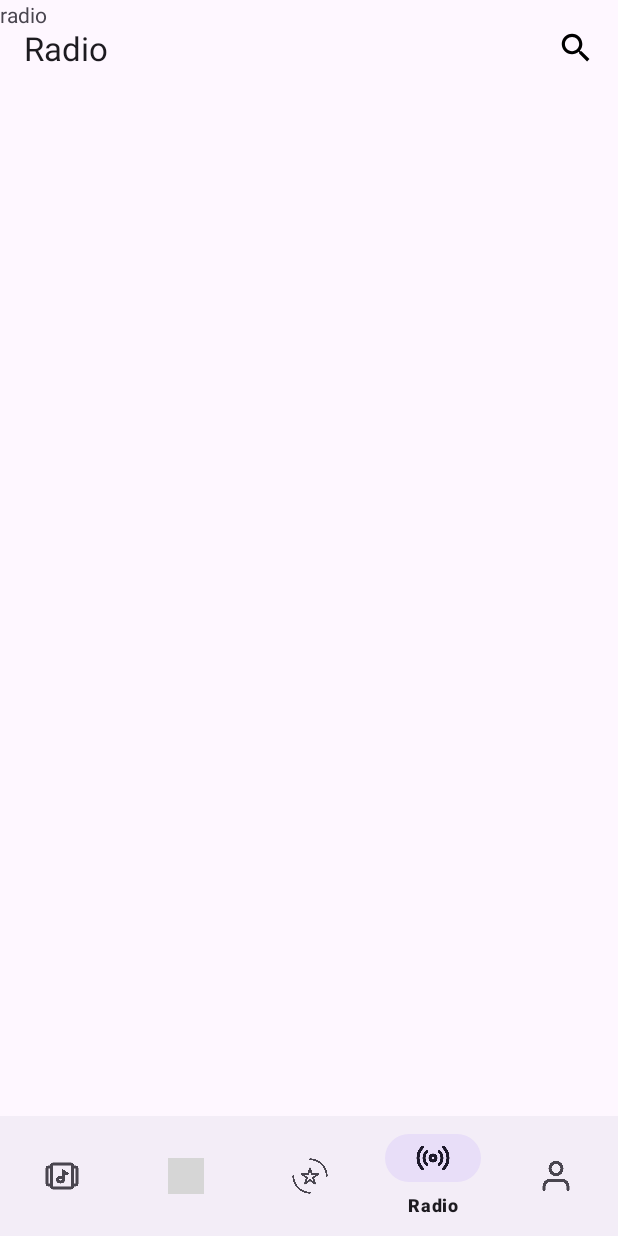
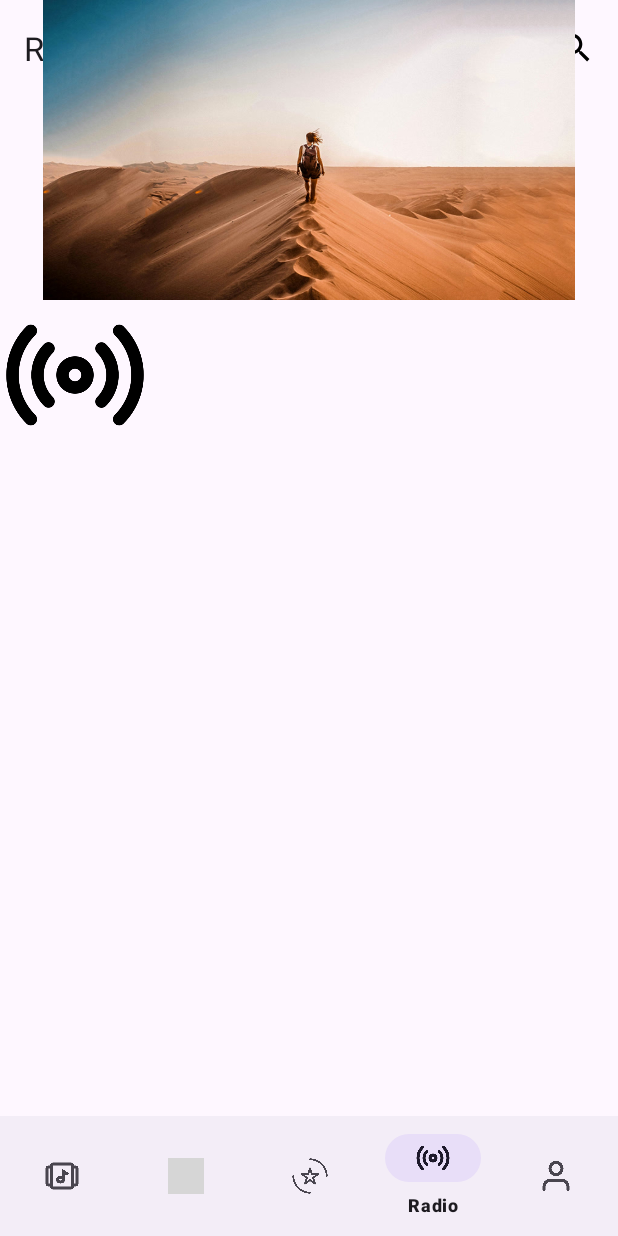
Before and after one commit to tuanthanh2603/android-app-music-listening, an Android app: the screen it shows after launch (MainActivity), item 4 of the bottom bar chosen, on a phone screen of 412 x 824 dp. Run offline under Robolectric (Android 15) with nearby library versions, the phone set to English and light mode, and no system bars; our stand-ins replace Volley; network calls fail; grey boxes are pictures that could not be loaded.

Commit message:
radio update

```diff
--- /dev/null
+++ b/app/src/main/java/com/soundify/Adapter/ImagePagerAdapter.java
@@ -0,0 +1,46 @@
+package com.soundify.Adapter;
+
+import android.content.Context;
+import android.support.annotation.NonNull;
+import android.view.View;
+import android.view.ViewGroup;
+import android.widget.ImageView;
+
+import androidx.viewpager.widget.PagerAdapter;
+
+public class ImagePagerAdapter extends PagerAdapter {
+
+    private Context context;
+    private int[] images;
+
+    public ImagePagerAdapter(Context context, int[] images) {
+        this.context = context;
+        this.images = images;
+    }
+
+    @Override
+    public int getCount() {
+        return images.length;
+    }
+
+    @Override
+    public boolean isViewFromObject(@NonNull View view, @NonNull Object object) {
+        return view == object;
+    }
+
+    @NonNull
+    @Override
+    public Object instantiateItem(@NonNull ViewGroup container, int position) {
+        ImageView imageView = new ImageView(context);
+        imageView.setScaleType(ImageView.ScaleType.CENTER_CROP);
+        imageView.setImageResource(images[position]);
+
+        container.addView(imageView);
+        return imageView;
+    }
+
+    @Override
+    public void destroyItem(@NonNull ViewGroup container, int position, @NonNull Object object) {
+        container.removeView((ImageView) object);
+    }
+}
--- a/app/src/main/java/com/soundify/Fragment/RadioFragment.java
+++ b/app/src/main/java/com/soundify/Fragment/RadioFragment.java
@@ -4,7 +4,9 @@ import android.os.Bundle;
 
 import androidx.annotation.Nullable;
 import androidx.fragment.app.Fragment;
+import androidx.viewpager.widget.ViewPager;
 
+import android.os.Handler;
 import android.view.LayoutInflater;
 import android.view.View;
 import android.view.ViewGroup;
@@ -17,6 +19,7 @@ import com.android.volley.Response;
 import com.android.volley.VolleyError;
 import com.android.volley.toolbox.StringRequest;
 import com.android.volley.toolbox.Volley;
+import com.soundify.Adapter.ImagePagerAdapter;
 import com.soundify.R;
 
 import org.json.JSONException;
@@ -41,6 +44,13 @@ public class RadioFragment extends Fragment {
     // TODO: Rename and change types of parameters
     private String mParam1;
     private String mParam2;
+
+    private ViewPager viewPager;
+    private ImagePagerAdapter adapter;
+    private Handler handler;
+    private Runnable runnable;
+    private int delay = 3000; // Delay in milliseconds between slides
+    private int page = 0;
 
     public RadioFragment() {
         // Required empty public constructor
@@ -77,7 +87,32 @@ public class RadioFragment extends Fragment {
     @Override
     public View onCreateView(LayoutInflater inflater, ViewGroup container,
                              Bundle savedInstanceState) {
-        // Inflate the layout for this fragment
-        return inflater.inflate(R.layout.fragment_radio, container, false);
+        View view = inflater.inflate(R.layout.fragment_radio, container, false);
+
+        // Initialize ViewPager and set adapter
+        viewPager = view.findViewById(R.id.viewPager);
+        int[] images = {R.drawable.radio_icon, R.drawable.rating_icon, R.drawable.love_icon}; // Replace with your image resources
+        adapter = new ImagePagerAdapter(requireContext(), images);
+
+        // Corrected line: set adapter on the ViewPager, not the View
+        viewPager.setAdapter(adapter);
+
+        handler = new Handler();
+        runnable = () -> {
+            if (adapter.getCount() == page) {
+                page = 0;
+            } else {
+                page++;
+            }
+            viewPager.setCurrentItem(page, true);
+            handler.postDelayed(runnable, delay);
+        };
+
+        handler.postDelayed(runnable, delay);
+
+        // Other code for your fragment can be added here
+
+        return view;
     }
+
 }
--- a/app/src/main/res/layout/fragment_radio.xml
+++ b/app/src/main/res/layout/fragment_radio.xml
@@ -6,9 +6,22 @@
     tools:context=".Fragment.RadioFragment">
 
     <!-- TODO: Update blank fragment layout -->
-    <TextView
+
+    <LinearLayout
         android:layout_width="match_parent"
         android:layout_height="match_parent"
-        android:text="radio" />
+        android:orientation="vertical">
+
+        <ImageView
+            android:id="@+id/imageView6"
+            android:layout_width="match_parent"
+            android:layout_height="200dp"
+            android:src="@drawable/chudedulich" />
+
+        <androidx.viewpager.widget.ViewPager
+            android:id="@+id/viewPager"
+            android:layout_width="100dp"
+            android:layout_height="100dp" />
+    </LinearLayout>
 
 </FrameLayout>
```
